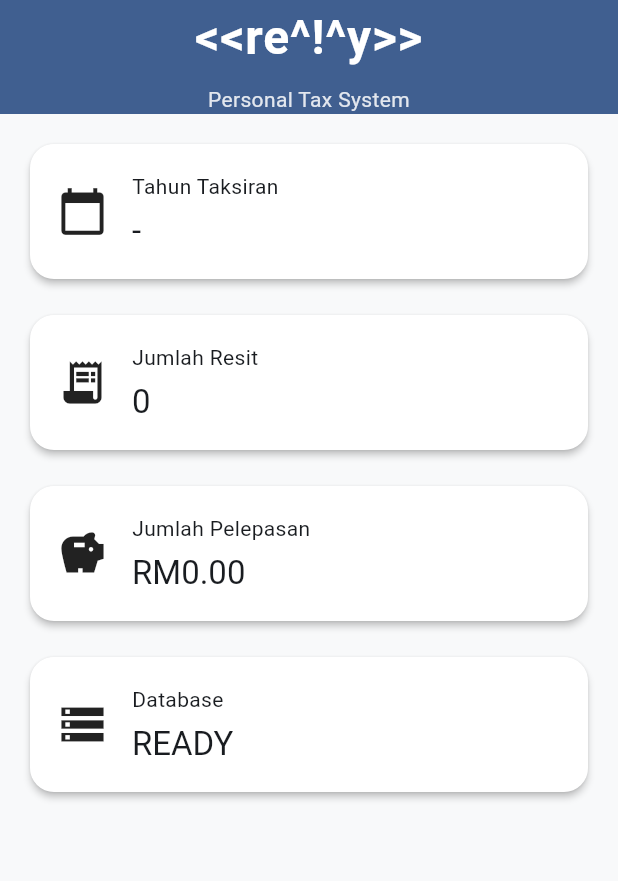
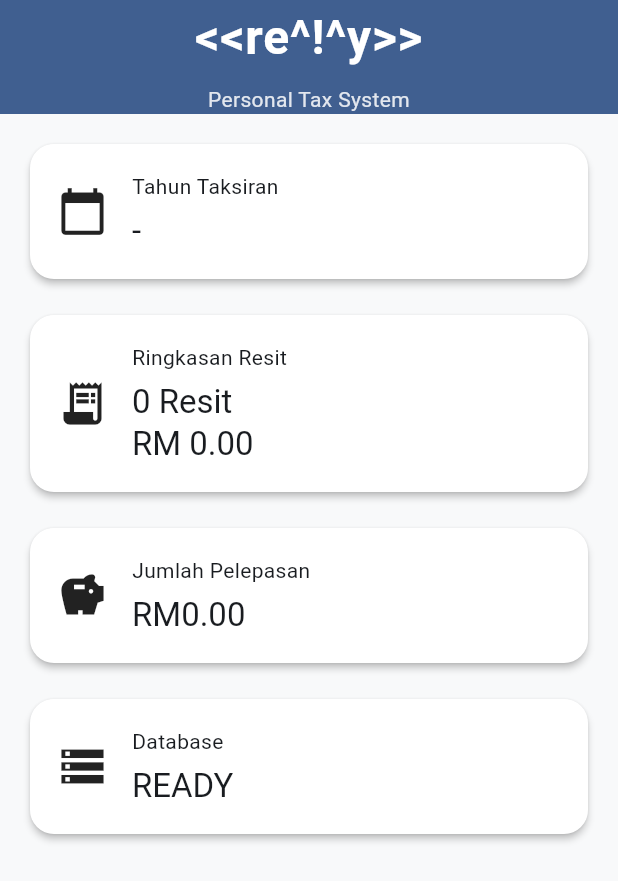
Before and after one commit to mdraimi88/RN_Tax, a Flutter app: the screen it shows after launch, on a phone screen of 412 x 824 dp. Shown: the top 881 px of the screen. Run offline on Flutter 3.47's test engine with Material 3 defaults, Android fonts, the phone set to English and light mode, and no system bars; our stand-ins replace drift, flutter_riverpod, go_router; accounts and stored records are empty; generated files the repository leaves out were written again.

Commit message:
feat(receipt): integrate receipt module with dashboard

```diff
--- a/lib/core/config/app_constants.dart
+++ b/lib/core/config/app_constants.dart
@@ -13,7 +13,7 @@ class AppConstants {
   // ==========================
 
   static const String databaseName = 'remy_tax.db';
-  static const int databaseVersion = 1;
+  static const int databaseVersion = 2;
 
   // ==========================
   // Assessment Year
--- a/lib/features/dashboard/presentation/widgets/receipt_summary_card.dart
+++ b/lib/features/dashboard/presentation/widgets/receipt_summary_card.dart
@@ -1,16 +1,70 @@
 import 'package:flutter/material.dart';
+import 'package:flutter_riverpod/flutter_riverpod.dart';
 
+import '../../../receipt/providers/receipt_provider.dart';
 import 'info_card.dart';
 
-class ReceiptSummaryCard extends StatelessWidget {
+class ReceiptSummaryCard extends ConsumerWidget {
   const ReceiptSummaryCard({super.key});
 
   @override
-  Widget build(BuildContext context) {
-    return const InfoCard(
-      title: 'Jumlah Resit',
-      value: '0',
-      icon: Icons.receipt_long,
+  Widget build(BuildContext context, WidgetRef ref) {
+    final receipts = ref.watch(receiptProvider);
+    final totalAmount = ref.watch(totalReceiptAmountProvider);
+
+    return receipts.when(
+      loading: () => const InfoCard(
+        title: 'Ringkasan Resit',
+        value: 'Loading...',
+        icon: Icons.receipt_long,
+      ),
+
+      error: (error, stackTrace) {
+        debugPrint('====================================');
+        debugPrint('Receipt Provider Error');
+        debugPrint(error.toString());
+        debugPrint(stackTrace.toString());
+        debugPrint('====================================');
+
+        return InfoCard(
+          title: 'Ringkasan Resit',
+          value: error.toString(),
+          icon: Icons.error_outline,
+        );
+      },
+
+      data: (receiptList) {
+        return totalAmount.when(
+          loading: () => InfoCard(
+            title: 'Ringkasan Resit',
+            value: '${receiptList.length} Resit',
+            icon: Icons.receipt_long,
+          ),
+
+          error: (error, stackTrace) {
+            debugPrint('====================================');
+            debugPrint('Total Amount Error');
+            debugPrint(error.toString());
+            debugPrint(stackTrace.toString());
+            debugPrint('====================================');
+
+            return InfoCard(
+              title: 'Ringkasan Resit',
+              value: error.toString(),
+              icon: Icons.error_outline,
+            );
+          },
+
+          data: (amount) {
+            return InfoCard(
+              title: 'Ringkasan Resit',
+              value:
+              '${receiptList.length} Resit\nRM ${amount.toStringAsFixed(2)}',
+              icon: Icons.receipt_long,
+            );
+          },
+        );
+      },
     );
   }
 }
--- /dev/null
+++ b/lib/features/receipt/providers/receipt_provider.dart
@@ -0,0 +1,18 @@
+import 'package:flutter_riverpod/flutter_riverpod.dart';
+
+import '../../../../core/database/database.dart';
+import 'receipt_repository_provider.dart';
+
+final receiptProvider = FutureProvider.autoDispose<List<Receipt>>((ref) async {
+  final repository = ref.watch(receiptRepositoryProvider);
+
+  return repository.getAllReceipts();
+});
+
+final totalReceiptAmountProvider = FutureProvider.autoDispose<double>((
+  ref,
+) async {
+  final repository = ref.watch(receiptRepositoryProvider);
+
+  return repository.getTotalAmount();
+});
```
Also changed, not shown: lib/core/database/database.dart (+35 -9 lines), lib/features/receipt/data/repositories/receipt_repository.dart (added, +32 -0 lines), lib/features/receipt/presentation/pages/add_receipt_page.dart (added, +80 -0 lines), lib/features/receipt/providers/receipt_repository_provider.dart (added, +10 -0 lines).
